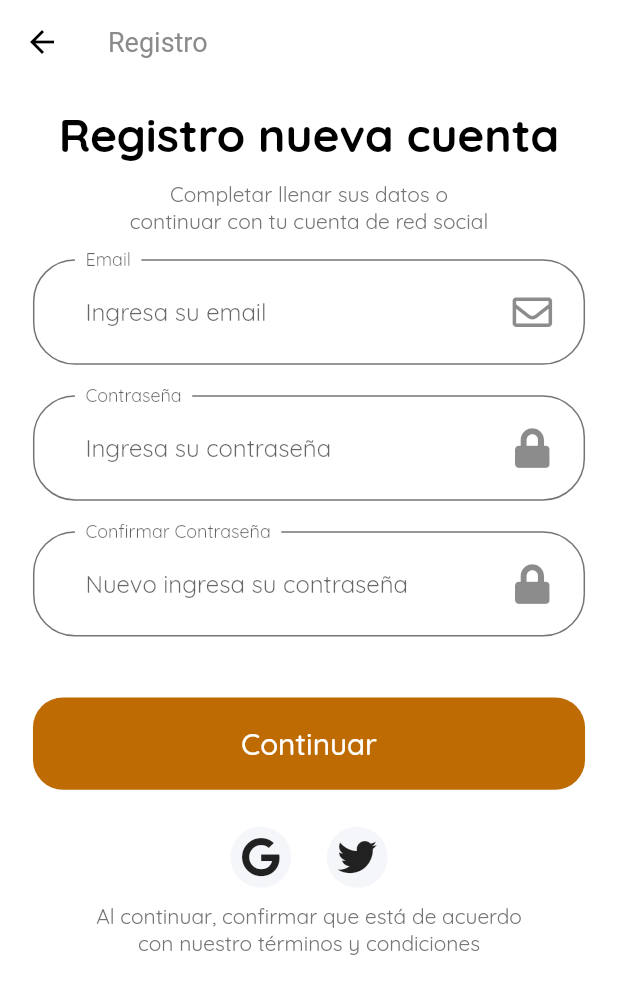
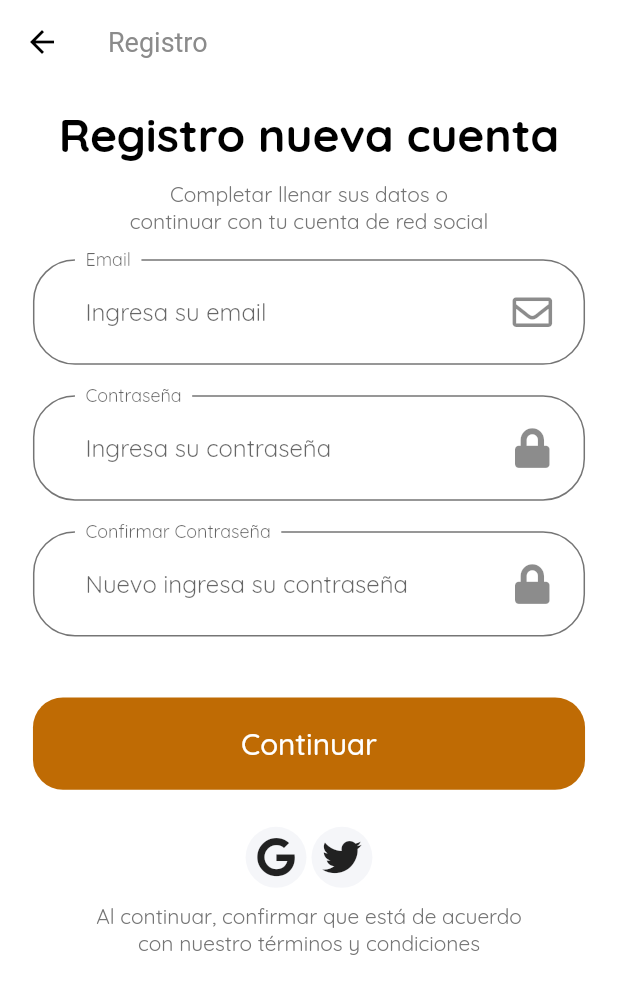
Before and after one commit to tech-andgar/mipeluqueriapp_flutter, a Flutter app: the SignUpScreen screen opened by its route, on a phone screen of 412 x 824 dp. Shown: the top 994 px of the screen. Run offline on Flutter 3.47's test engine with Material 2 defaults, Android fonts, the phone set to English and light mode, and no system bars; drawn by our look-alikes of keyboard_actions; our stand-ins replace email_validator, firebase_auth, firebase_core, flutter_svg, font_awesome_flutter, google_sign_in and 1 more; accounts and stored records are empty.

Commit message:
Fix style SocialCard

```diff
--- a/lib/screens/sign_in/components/sign_in_social_card.dart
+++ b/lib/screens/sign_in/components/sign_in_social_card.dart
@@ -15,8 +15,8 @@ class SocialCard extends StatelessWidget {
   Widget build(BuildContext context) {
     return InkWell(
       onTap: press,
+      borderRadius: BorderRadius.circular(50),
       child: Container(
-        margin: EdgeInsets.symmetric(horizontal: getProportionteScreenHeight(10)),
         padding: EdgeInsets.all(getProportionteScreenWidth(3)),
         height: getProportionteScreenHeight(40),
         width: getProportionteScreenWidth(40),
```
